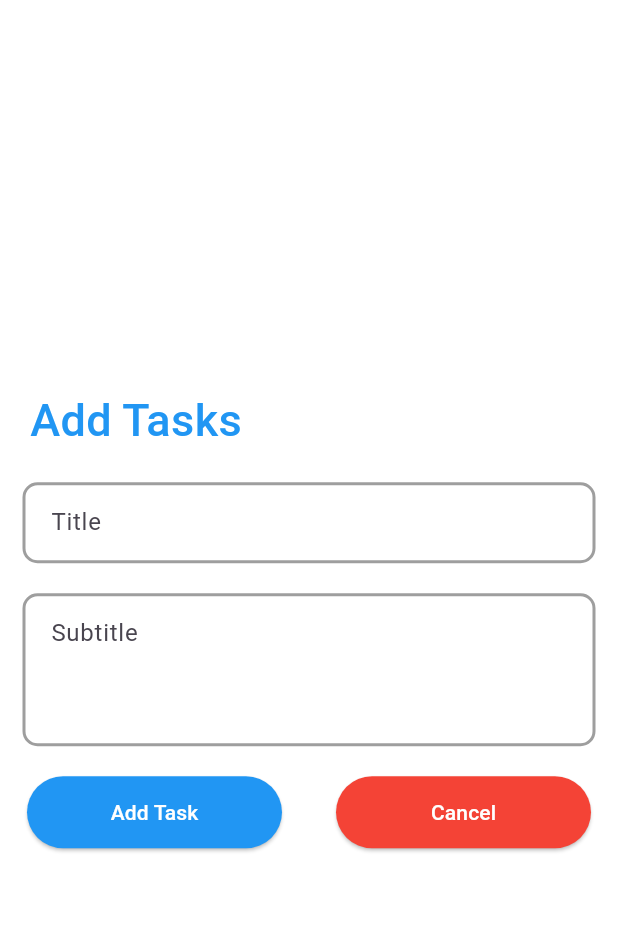
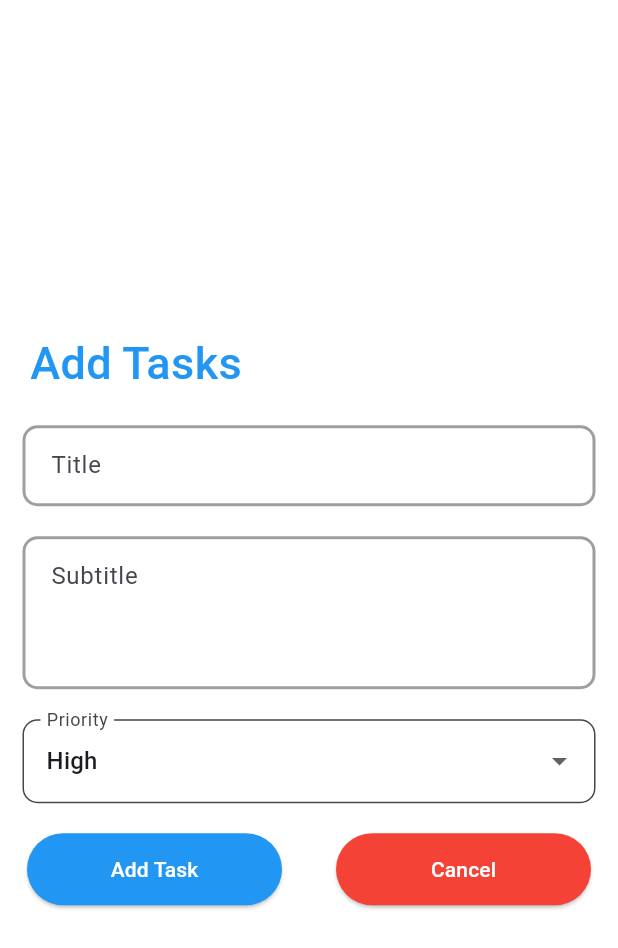
Before and after one commit to ilhamathallah/task_manager, a Flutter app: the AddPage screen opened directly, on a phone screen of 412 x 824 dp. Shown: the top 948 px of the screen. Run offline on Flutter 3.47's test engine with Material 3 defaults, Android fonts, the phone set to English and light mode, and no system bars; our stand-ins replace cloud_firestore, firebase_auth, firebase_core; accounts and stored records are empty.

Commit message:
commit 17-3-25 2:13

```diff
--- a/lib/service/service.dart
+++ b/lib/service/service.dart
@@ -1,6 +1,8 @@
 import 'package:cloud_firestore/cloud_firestore.dart';
 import 'package:firebase_auth/firebase_auth.dart';
 import 'package:flutter/foundation.dart';
+
+import '../ui/pages.dart';
 
 class FirebaseService {
   final FirebaseFirestore _firestore = FirebaseFirestore.instance;
--- a/lib/ui/ui/add_page.dart
+++ b/lib/ui/ui/add_page.dart
@@ -12,13 +12,14 @@ class _AddPageState extends State<AddPage> {
   final subtitle = TextEditingController();
   final priority = TextEditingController();
   final FirebaseService _firebaseService = FirebaseService();
+  String _selectedPriority = "High";
 
   void _addTask() async {
     if (title.text.isNotEmpty && subtitle.text.isNotEmpty) {
       await _firebaseService.addTask(
         title.text,
         subtitle.text,
-        priority.text, // Tambahkan priority
+        _selectedPriority, // Tambahkan priority
       );
 
       _clearFields();
@@ -52,28 +53,37 @@ class _AddPageState extends State<AddPage> {
             SizedBox(height: 20),
             subtitleWidget(),
             SizedBox(height: 20),
-
-            // Perbaikan: Radio Button untuk Priority
-            // Padding(
-            //   padding: const EdgeInsets.symmetric(horizontal: 20),
-            //   child: Column(
-            //     crossAxisAlignment: CrossAxisAlignment.start,
-            //     children: [
-            //       Text("Priority:", style: TextStyle(fontSize: 16, fontWeight: FontWeight.bold)),
-            //       RadioListTile(
-            //         title: Text(''),
-            //         value: priority,
-            //         groupValue: priority,
-            //         onChanged: (value) {
-            //           setState(() => _selectedPriority = value.toString());
-            //         },
-            //       ),
-            //     ],
-            //   ),
-            // ),
-
+            _dropDown(),
+            SizedBox(height: 20),
             buttonAddCancel()
           ],
+        ),
+      ),
+    );
+  }
+
+  Widget _dropDown() {
+    return Padding(
+      padding: const EdgeInsets.symmetric(horizontal: 15),
+      child: DropdownButtonFormField<String>(
+        value: _selectedPriority,
+        items: ["High", "Medium", "Low"]
+            .map(
+              (element) => DropdownMenuItem(
+            value: element,
+            child: Text(element),
+          ),
+        ).toList(),
+        onChanged: (String? value) {
+          setState(() {
+            _selectedPriority = value!;
+          });
+        },
+        decoration: InputDecoration(
+          labelText: "Priority",
+          border: OutlineInputBorder(borderRadius: BorderRadius.circular(10)),
+          filled: true,
+          fillColor: Colors.white,
         ),
       ),
     );
```
Also changed, not shown: lib/ui/ui/home_page.dart (+30 -20 lines).
